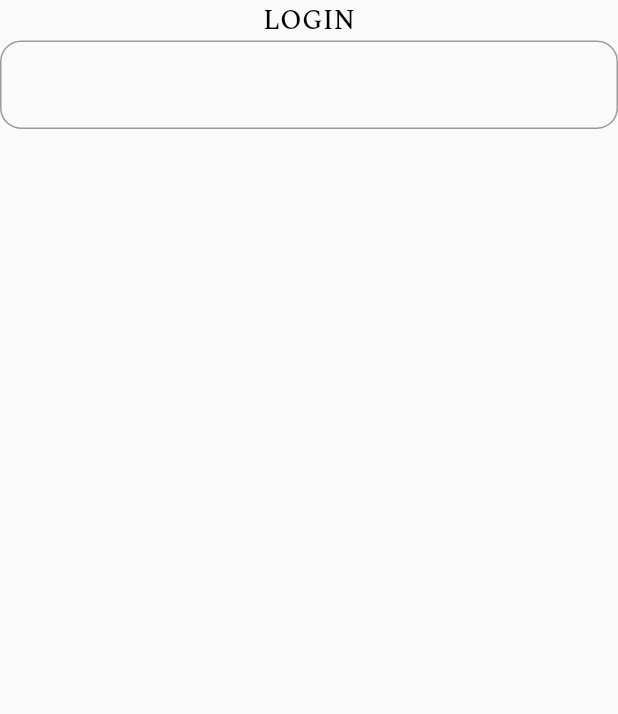
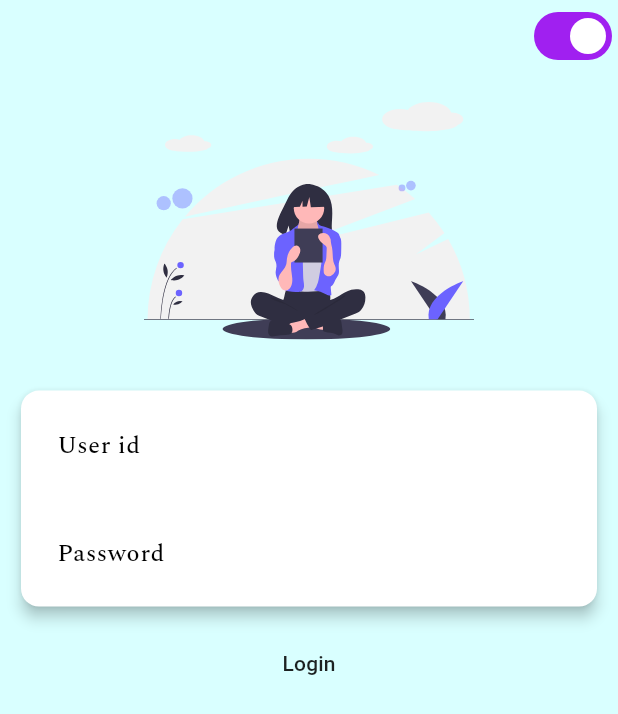
Before and after one commit to PushparajManickam/login, a Flutter app: the screen it shows after launch, on a phone screen of 412 x 824 dp. Shown: the top 714 px of the screen. Run offline on Flutter 3.47's test engine with Material 2 defaults, Android fonts, the phone set to English and light mode, and no system bars; our stand-ins replace flutter_svg, google_fonts.

Commit message:
Theme changes

```diff
--- a/lib/main.dart
+++ b/lib/main.dart
@@ -1,6 +1,6 @@
 import 'package:flutter/material.dart';
+import 'package:login/utils/globals.dart' as globals;
 import 'package:login/utils/my_colors.dart';
-
 import 'screens/login_screen.dart';
 
 void main() {
@@ -13,10 +13,13 @@ class MyApp extends StatelessWidget {
   Widget build(BuildContext context) {
     return MaterialApp(
       theme: ThemeData(
+        useMaterial3: true,
         colorScheme: ColorScheme.fromSwatch(
           primarySwatch: MyColor.appColor,
         ),
       ),
+      themeMode: globals.lightMode ? ThemeMode.light : ThemeMode.dark,
+      //MyTheme.lightTheme : MyTheme.darkTheme,
       debugShowCheckedModeBanner: false,
       home: const LoginScreen(),
     );
--- a/lib/screens/login_screen.dart
+++ b/lib/screens/login_screen.dart
@@ -1,6 +1,10 @@
 import 'package:flutter/material.dart';
+import 'package:flutter_svg/flutter_svg.dart';
+import 'package:login/utils/my_colors.dart';
 import 'package:login/utils/my_global_declaration.dart';
+import 'package:login/utils/my_global_variable.dart';
 import 'package:login/utils/my_textstyle.dart';
+import 'package:login/utils/globals.dart' as globals;
 
 class LoginScreen extends StatefulWidget {
   const LoginScreen({super.key});
@@ -11,24 +15,96 @@ class LoginScreen extends StatefulWidget {
 
 class _LoginScreenState extends State<LoginScreen> {
   final TextEditingController _userIDController = TextEditingController();
+  final TextEditingController _passwordController = TextEditingController();
+  final _formKey = GlobalKey<FormState>();
   @override
   Widget build(BuildContext context) {
+    Size _myDeviceSize = MediaQuery.of(context).size;
     return SafeArea(
       child: Scaffold(
         resizeToAvoidBottomInset: false,
-        body: Column(
-          mainAxisAlignment: MainAxisAlignment.start,
-          children: [
-            Text(
-              "LOGIN",
-              style: MyTextField.titleTextStyle,
-            ),
-            TextFormField(
-              controller: _userIDController,
-              decoration:
-                  InputDecoration(border: MyGlobalDeclaration.textfieldBorder),
-            )
-          ],
+        primary: false,
+        backgroundColor: MyColor.backGroundColor,
+        body: Form(
+          key: _formKey,
+          child: Column(
+            mainAxisAlignment: MainAxisAlignment.start,
+            children: [
+              Row(
+                mainAxisAlignment: MainAxisAlignment.end,
+                children: [
+                  Switch(
+                    value: globals.lightMode,
+                    onChanged: (value) {
+                      globals.lightMode = !globals.lightMode;
+                      setState(() {});
+                    },
+                  ),
+                ],
+              ),
+              Container(
+                margin: const EdgeInsets.all(
+                  20,
+                ),
+                child: SvgPicture.asset(
+                  "${MyGlobalVariable.svgPath}LoginSVG_1.svg",
+                  height: 158.35,
+                ),
+              ),
+              Card(
+                elevation: globals.cardElevation,
+                margin: const EdgeInsets.all(14),
+                child: Column(
+                  children: [
+                    Padding(
+                      padding: const EdgeInsets.all(
+                        8.0,
+                      ),
+                      child: TextFormField(
+                        controller: _userIDController,
+                        decoration: InputDecoration(
+                          hintText: "User id",
+                          hintStyle: MyTextField.textFieldTextStyle,
+                          border: MyGlobalDeclaration.textfieldBorder,
+                        ),
+                        validator: (value) {
+                          if (value == null || value.isEmpty) {
+                            return 'Please enter user id';
+                          }
+                          return null;
+                        },
+                      ),
+                    ),
+                    Padding(
+                      padding: const EdgeInsets.all(
+                        8.0,
+                      ),
+                      child: TextFormField(
+                        controller: _passwordController,
+                        decoration: InputDecoration(
+                          hintText: "Password",
+                          hintStyle: MyTextField.textFieldTextStyle,
+                          border: MyGlobalDeclaration.textfieldBorder,
+                        ),
+                        validator: (value) {
+                          if (value == null || value.isEmpty) {
+                            return 'Please enter password';
+                          }
+                          return null;
+                        },
+                      ),
+                    ),
+                  ],
+                ),
+              ),
+              MaterialButton(
+                onPressed: () {},
+                child: const Text(
+                  "Login",
+                ),
+              ),
+            ],
+          ),
         ),
       ),
     );
--- /dev/null
+++ b/lib/utils/globals.dart
@@ -0,0 +1,5 @@
+library my_prj.globals;
+
+bool lightMode = true;
+//Card
+const double cardElevation = 4;
--- a/lib/utils/my_colors.dart
+++ b/lib/utils/my_colors.dart
@@ -1,4 +1,3 @@
-
 import 'package:flutter/material.dart';
 
 class MyColor {
@@ -13,4 +12,12 @@ class MyColor {
   );
   static const blackColor = Color(0xFF000000);
   static const whiteColor = Color(0xFFFFFFFF);
+  static const backGroundColor = Color(0xffD9FFFF);
+  static const purpleColor1 = Color(0xFFa020f0);
+  static const purpleColor2 = Color(0xFFAA00FF);
+  static const purpleColor3 = Color(0xFF8A2BE2);
+  static const purpleColor4 = Color(0xFF981DDD);
+  static const purpleColor5 = Color(0xFFA020F0);
+
+
 }
--- a/lib/utils/my_constant.dart
+++ b/lib/utils/my_constant.dart
@@ -5,7 +5,8 @@ class MyConstants extends InheritedWidget {
 
   const MyConstants({required Widget child, required Key key}): super(key: key, child: child);
 
-  final String successMessage = 'Some message';
+  final String svgPath = 'assets/svg/';
+
 
   @override
   bool updateShouldNotify(MyConstants oldWidget) => false;
--- /dev/null
+++ b/lib/utils/my_global_variable.dart
@@ -0,0 +1,3 @@
+class MyGlobalVariable {
+  static const svgPath = "assets/svg/";
+}
--- a/lib/utils/my_textstyle.dart
+++ b/lib/utils/my_textstyle.dart
@@ -13,4 +13,9 @@ class MyTextField {
     fontSize: largeSize,
     fontWeight: FontWeight.w500,
   );
+  static TextStyle textFieldTextStyle = GoogleFonts.spectral(
+    // color: MyColor.blackColor,
+    fontSize: normalSize,
+    fontWeight: FontWeight.w500,
+  );
 }
--- /dev/null
+++ b/lib/utils/my_theme.dart
@@ -0,0 +1,12 @@
+import 'package:flutter/material.dart';
+
+class MyTheme{
+  static ThemeData lightTheme = ThemeData(
+    brightness: Brightness.light,
+    primaryColor: Colors.blue,
+  );
+  static ThemeData darkTheme = ThemeData(
+    brightness: Brightness.dark,
+    primaryColor: Colors.amber,
+  );
+}
```
Also changed, not shown: pubspec.yaml (+5 -3 lines), assets/svg/LoginSVG_1.svg (added), pubspec.lock.
